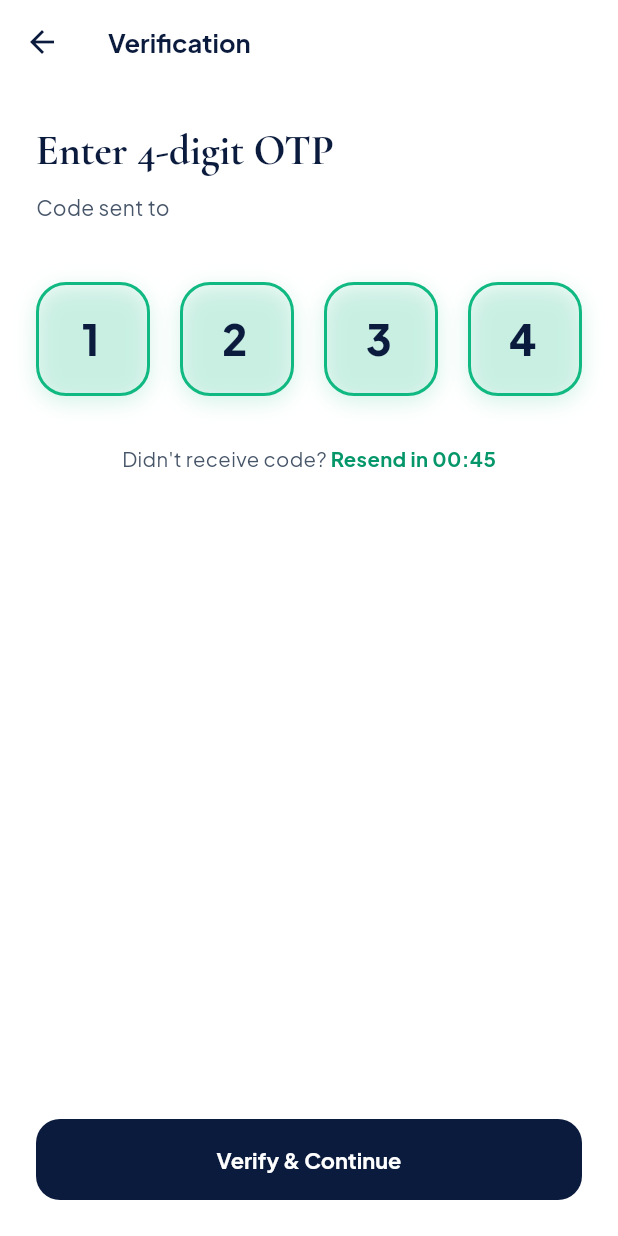
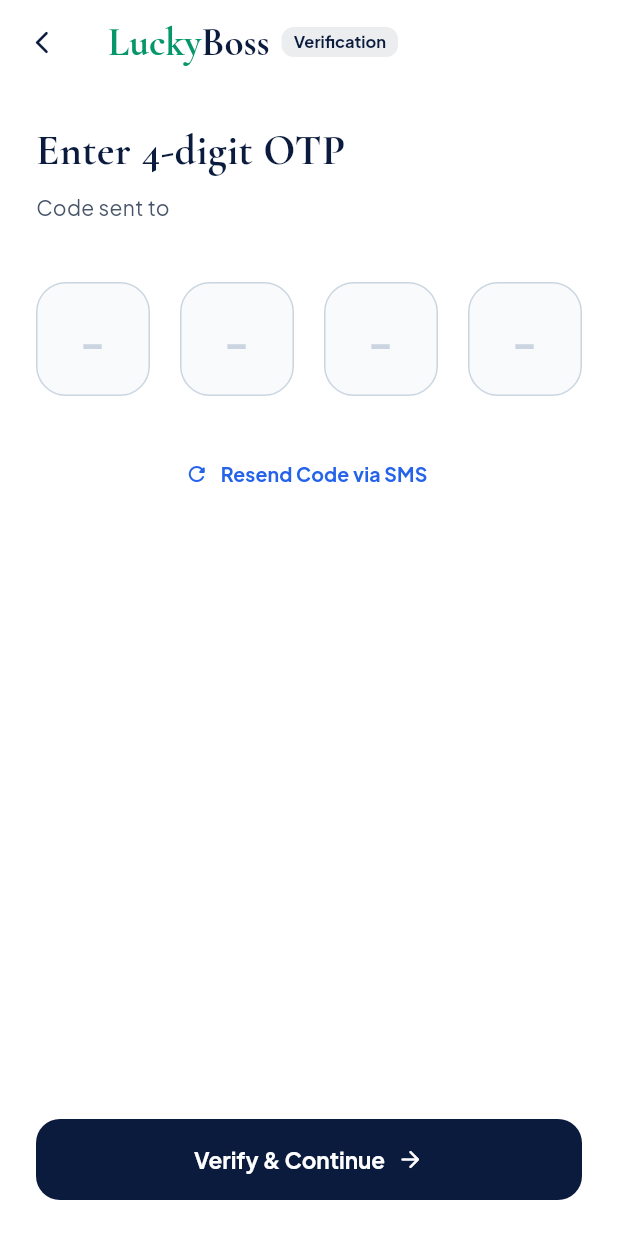
Before and after one commit to shantoshdurai/luckyboss-mobile-apps, a Flutter app: the OtpVerificationScreen screen opened directly with empty values, on a phone screen of 412 x 824 dp. Run offline on Flutter 3.47's test engine with Material 3 defaults, Android fonts, the phone set to English and light mode, and no system bars; our stand-ins replace flutter_animate, google_fonts, shared_preferences; accounts and stored records are empty.

Commit message:
feat: brand logo header in phone auth and subtle faded placeholder hint

```diff
--- a/apps/jobseeker-app/lib/screens/auth/otp_verification_screen.dart
+++ b/apps/jobseeker-app/lib/screens/auth/otp_verification_screen.dart
@@ -23,10 +23,10 @@ class OtpVerificationScreen extends StatefulWidget {
 }
 
 class _OtpVerificationScreenState extends State<OtpVerificationScreen> {
-  // 4 individual digit controllers
+  // 4 individual digit controllers (Clean & Empty)
   final List<TextEditingController> _digitControllers = List.generate(
     4,
-    (i) => TextEditingController(text: ['1', '2', '3', '4'][i]),
+    (i) => TextEditingController(),
   );
 
   final List<FocusNode> _focusNodes = List.generate(4, (i) => FocusNode());
@@ -71,7 +71,6 @@ class _OtpVerificationScreenState extends State<OtpVerificationScreen> {
         final provider = Provider.of<JobSeekerProvider>(context, listen: false);
         provider.setAuthenticated(true, phone: widget.phoneNumber);
 
-        // Check if profile is already completed
         final profileComplete = await FirebaseAuthService.isProfileComplete();
 
         if (mounted) {
@@ -113,6 +112,7 @@ class _OtpVerificationScreenState extends State<OtpVerificationScreen> {
     } else if (value.isEmpty && index > 0) {
       _focusNodes[index - 1].requestFocus();
     }
+    setState(() {});
   }
 
   @override
@@ -120,7 +120,27 @@ class _OtpVerificationScreenState extends State<OtpVerificationScreen> {
     return Scaffold(
       backgroundColor: Colors.white,
       appBar: AppBar(
-        title: Text('Verification', style: AppTheme.sansBold(fontSize: 17, color: AppTheme.primaryNavy)),
+        backgroundColor: Colors.white,
+        elevation: 0,
+        leading: IconButton(
+          icon: const Icon(Icons.arrow_back_ios_new_rounded, color: AppTheme.primaryNavy, size: 18),
+          onPressed: () => Navigator.pop(context),
+        ),
+        title: Row(
+          children: [
+            Text('Lucky', style: GoogleFonts.cormorantGaramond(fontSize: 26, fontWeight: FontWeight.bold, color: AppTheme.emeraldDark)),
+            Text('Boss', style: GoogleFonts.cormorantGaramond(fontSize: 26, fontWeight: FontWeight.w800, color: AppTheme.primaryNavy)),
+            const SizedBox(width: 8),
+            Container(
+              padding: const EdgeInsets.symmetric(horizontal: 8, vertical: 3),
+              decoration: BoxDecoration(
+                color: AppTheme.primaryNavy.withValues(alpha: 0.08),
+                borderRadius: BorderRadius.circular(8),
+              ),
+              child: Text('Verification', style: AppTheme.sansBold(fontSize: 11, color: AppTheme.primaryNavy)),
+            ),
+          ],
+        ),
       ),
       body: SafeArea(
         child: Padding(
@@ -130,7 +150,7 @@ class _OtpVerificationScreenState extends State<OtpVerificationScreen> {
             children: [
               Text(
                 'Enter 4-digit OTP',
-                style: AppTheme.serifTitle(fontSize: 28, color: AppTheme.primaryNavy),
+                style: GoogleFonts.cormorantGaramond(fontSize: 28, fontWeight: FontWeight.bold, color: AppTheme.primaryNavy),
               ),
               const SizedBox(height: 8),
               Row(
@@ -160,24 +180,15 @@ class _OtpVerificationScreenState extends State<OtpVerificationScreen> {
                       borderRadius: BorderRadius.circular(20),
                       border: Border.all(
                         color: isFilled ? AppTheme.emerald : AppTheme.borderMedium,
-                        width: isFilled ? 2 : 1.2,
+                        width: isFilled ? 2 : 1,
                       ),
-                      boxShadow: isFilled
-                          ? [
-                              BoxShadow(
-                                color: AppTheme.emerald.withValues(alpha: 0.18),
-                                blurRadius: 12,
-                                offset: const Offset(0, 4),
-                              ),
-                            ]
-                          : null,
                     ),
                     child: Center(
                       child: TextField(
                         controller: _digitControllers[index],
                         focusNode: _focusNodes[index],
+                        textAlign: TextAlign.center,
                         keyboardType: TextInputType.number,
-                        textAlign: TextAlign.center,
                         maxLength: 1,
                         inputFormatters: [FilteringTextInputFormatter.digitsOnly],
                         style: GoogleFonts.plusJakartaSans(
@@ -185,12 +196,14 @@ class _OtpVerificationScreenState extends State<OtpVerificationScreen> {
                           fontWeight: FontWeight.w800,
                           color: AppTheme.primaryNavy,
                         ),
-                        decoration: const InputDecoration(
+                        decoration: InputDecoration(
                           counterText: '',
                           border: InputBorder.none,
-                          enabledBorder: InputBorder.none,
-                          focusedBorder: InputBorder.none,
-                          filled: false,
+                          hintText: '–',
+                          hintStyle: GoogleFonts.plusJakartaSans(
+                            fontSize: 24,
+                            color: const Color(0xFFCBD5E1),
+                          ),
                         ),
                         onChanged: (val) => _onDigitChanged(index, val),
                       ),
@@ -201,19 +214,29 @@ class _OtpVerificationScreenState extends State<OtpVerificationScreen> {
 
               if (_errorMsg != null) ...[
                 const SizedBox(height: 16),
-                Text(_errorMsg!, style: AppTheme.sansMedium(fontSize: 12.5, color: Colors.red)),
+                Center(
+                  child: Text(
+                    _errorMsg!,
+                    style: AppTheme.sansMedium(fontSize: 12.5, color: Colors.redAccent),
+                  ),
+                ),
               ],
 
-              const SizedBox(height: 32),
+              const SizedBox(height: 28),
 
-              // Resend Countdown
+              // Resend Code row
               Center(
-                child: Row(
-                  mainAxisAlignment: MainAxisAlignment.center,
-                  children: [
-                    Text("Didn't receive code? ", style: AppTheme.sansRegular(fontSize: 13.5, color: AppTheme.textSecondary)),
-                    Text('Resend in 00:45', style: AppTheme.sansBold(fontSize: 13.5, color: AppTheme.emeraldDark)),
-                  ],
+                child: TextButton.icon(
+                  onPressed: () {
+                    ScaffoldMessenger.of(context).showSnackBar(
+                      const SnackBar(content: Text('A fresh 4-digit OTP has been dispatched.')),
+                    );
+                  },
+                  icon: const Icon(Icons.refresh_rounded, size: 16, color: AppTheme.royalBlue),
+                  label: Text(
+                    'Resend Code via SMS',
+                    style: AppTheme.sansBold(fontSize: 13, color: AppTheme.royalBlue),
+                  ),
                 ),
               ),
 
@@ -224,9 +247,20 @@ class _OtpVerificationScreenState extends State<OtpVerificationScreen> {
                 height: 54,
                 child: ElevatedButton(
                   onPressed: _isLoading ? null : _verifyCode,
+                  style: ElevatedButton.styleFrom(
+                    backgroundColor: AppTheme.primaryNavy,
+                    shape: RoundedRectangleBorder(borderRadius: BorderRadius.circular(16)),
+                  ),
                   child: _isLoading
                       ? const SizedBox(width: 20, height: 20, child: CircularProgressIndicator(color: Colors.white, strokeWidth: 2))
-                      : const Text('Verify & Continue'),
+                      : Row(
+                          mainAxisAlignment: MainAxisAlignment.center,
+                          children: [
+                            Text('Verify & Continue', style: AppTheme.sansBold(fontSize: 15, color: Colors.white)),
+                            const SizedBox(width: 8),
+                            const Icon(Icons.arrow_forward_rounded, size: 18, color: Colors.white),
+                          ],
+                        ),
                 ),
               ),
             ],
```
Also changed, not shown: apps/jobseeker-app/lib/screens/auth/phone_auth_screen.dart (+54 -9 lines).
